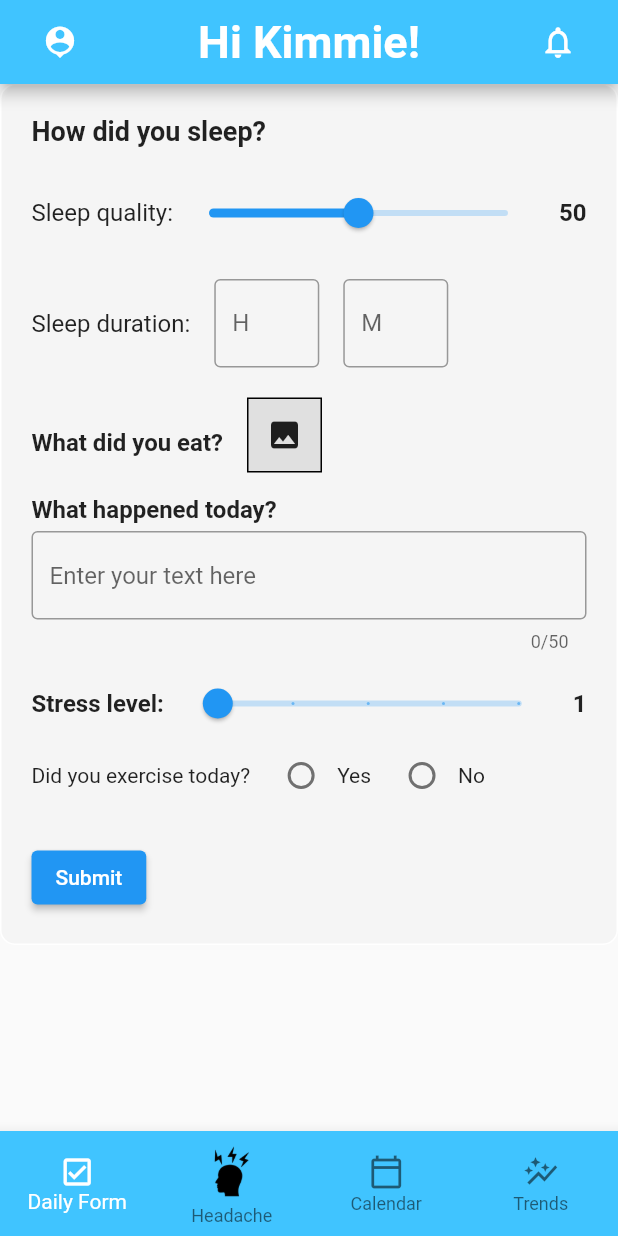
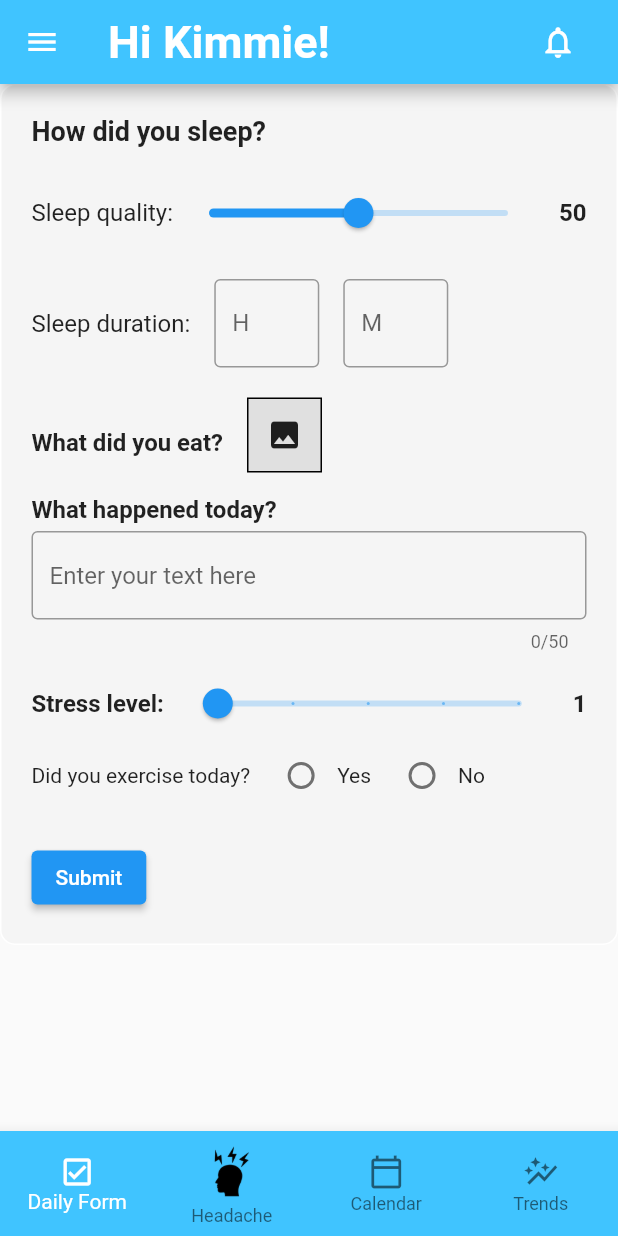
Before and after one commit to mobashshirachowdhury/The-Headache-Tracker, a Flutter app: the screen it shows after launch, on a phone screen of 412 x 824 dp. Run offline on Flutter 3.47's test engine with Material 2 defaults, Android fonts, the phone set to English and light mode, and no system bars; our stand-ins replace flutter_heatmap_calendar, fluttertoast, image_picker, shared_preferences, sqflite and 2 more; missing offline and left inert: dart:ffi, dart:js; accounts and stored records are empty; Roboto replaces fonts that are missing (handrawn).

```diff
--- a/lib/components/drawer_header.dart
+++ b/lib/components/drawer_header.dart
@@ -9,7 +9,7 @@ class _MyHeaderDrawerState extends State<MyHeaderDrawer> {
   @override
   Widget build(BuildContext context) {
     return Container(
-      color: Colors.green[700],
+      color: Colors.blue[700],
       width: double.infinity,
       height: 200,
       padding: EdgeInsets.only(top: 20.0),
--- a/lib/pages/Home_page.dart
+++ b/lib/pages/Home_page.dart
@@ -1,8 +1,12 @@
+import 'dart:js';
+
+import 'package:flutter/foundation.dart';
 import 'package:flutter/material.dart';
 import 'package:fluttertest/pages/daily_form.dart';
 import 'package:fluttertest/pages/calendar.dart';
 import 'package:fluttertest/pages/main_page.dart';
 
+import '../components/drawer_header.dart';
 import 'notifications.dart';
 import 'privacy_policy.dart';
 import 'settings.dart';
@@ -18,6 +22,8 @@ class MyHomePage extends StatefulWidget {
 }
 
 class _MyHomePageState extends State<MyHomePage> {
+  var currentPage = DrawerSections.Home_page;
+
   int _selectedIndex = 0;
   DateTime now = DateTime.now();
 
@@ -42,23 +48,53 @@ class _MyHomePageState extends State<MyHomePage> {
 
   @override
   Widget build(BuildContext context) {
-    return Scaffold(
-      appBar: AppBar(
+      var container;
+      if (currentPage == DrawerSections.Home_page) {
+        container = MyHomePage();
+      } else if (currentPage == DrawerSections.daily_form) {
+        container = DailyForm();
+      } else if (currentPage == DrawerSections.Trends) {
+        container = Trends();
+      } else if (currentPage == DrawerSections.userprofile_info) {
+        container = userprofile_info();
+      } else if (currentPage == DrawerSections.settings) {
+        container = SettingsPage();
+      } else if (currentPage == DrawerSections.notifications) {
+        container = NotificationsPage();
+      } else if (currentPage == DrawerSections.privacy_policy) {
+        container = PrivacyPolicyPage();
+      }
+
+      return Scaffold(
+        drawer: Drawer(
+          child: SingleChildScrollView(
+            child: Container(
+              child: Column(
+                children: [
+                  MyHeaderDrawer(),
+                  MyDrawerList(),
+                ],
+              ),
+            ),
+          ),
+        ),
+
+        appBar: AppBar(
           title: Row(
             mainAxisAlignment: MainAxisAlignment.spaceBetween,
             children: <Widget>[
-              Container(
-                child: IconButton(
-                  onPressed: () {
-                    // Impletement goto page here!
-                  },
-                  icon: Icon(
-                    Icons.person_pin,
-                    size: 25.0,
-                  ),
-                  color: colors1[currentIndex],
-                ),
-              ),
+      //        Container(
+      //          child: IconButton(
+      //            onPressed: () {
+      //              // Impletement goto page here!
+      //            },
+      //            icon: Icon(
+      //              Icons.person_pin,
+      //              size: 25.0,
+      //            ),
+      //            color: colors1[currentIndex],
+      //          ),
+      //        ),
 
               Container(
                 child: Text("Hi Kimmie!",
@@ -91,11 +127,15 @@ class _MyHomePageState extends State<MyHomePage> {
           // centerTitle: true,
           backgroundColor: colors2[currentIndex]
       ),
+
+
       body: currentIndex == 0
           ? SingleChildScrollView(child: pages[currentIndex])
           : currentIndex == 2
           ? HeadTrackerPage.async(key: ValueKey(now),userID:userID)
           : pages[currentIndex],
+
+
 
 
       bottomNavigationBar: BottomNavigationBar(
@@ -134,3 +174,97 @@ class _MyHomePageState extends State<MyHomePage> {
     );
   }
 }
+Widget MyDrawerList() {
+  var currentPage;
+  return Container(
+    padding: EdgeInsets.only(
+      top: 15,
+    ),
+    child: Column(
+      // shows the list of menu drawer
+      children: [
+        menuItem(1, "Home", Icons.home,
+            currentPage == DrawerSections.Home_page ? true : false),
+        menuItem(2, "Daily Form", Icons.file_copy_outlined,
+            currentPage == DrawerSections.daily_form ? true : false),
+        menuItem(3, "Trends", Icons.event,
+            currentPage == DrawerSections.Trends ? true : false),
+        menuItem(4, "Profile", Icons.person,
+            currentPage == DrawerSections.userprofile_info ? true : false),
+        Divider(),
+        menuItem(5, "Settings", Icons.settings_outlined,
+            currentPage == DrawerSections.settings ? true : false),
+        menuItem(6, "Notifications", Icons.notifications_outlined,
+            currentPage == DrawerSections.notifications ? true : false),
+        Divider(),
+        menuItem(7, "Privacy Policy", Icons.privacy_tip_outlined,
+            currentPage == DrawerSections.privacy_policy ? true : false),
+      ],
+    ),
+  );
+}
+Widget menuItem(int id, String title, IconData icon, bool selected) {
+  return Material(
+    color: selected ? Colors.grey[300] : Colors.transparent,
+    child: InkWell(
+      onTap: () {
+        //Navigator.canPop(context);
+
+        setState(() {
+          if (id == 1) {
+            var currentPage = DrawerSections.Home_page;
+          } else if (id == 2) {
+            var currentPage = DrawerSections.daily_form;
+          } else if (id == 3) {
+            var currentPage = DrawerSections.Trends;
+          } else if (id == 4) {
+            var currentPage = DrawerSections.userprofile_info;
+          } else if (id == 5) {
+            var currentPage = DrawerSections.settings;
+          } else if (id == 6) {
+            var currentPage = DrawerSections.notifications;
+          } else if (id == 7) {
+            var currentPage = DrawerSections.privacy_policy;
+          }
+        });
+      },
+      child: Padding(
+        padding: EdgeInsets.all(15.0),
+        child: Row(
+          children: [
+            Expanded(
+              child: Icon(
+                icon,
+                size: 20,
+                color: Colors.black,
+              ),
+            ),
+            Expanded(
+              flex: 3,
+              child: Text(
+                title,
+                style: TextStyle(
+                  color: Colors.black,
+                  fontSize: 16,
+                ),
+              ),
+            ),
+          ],
+        ),
+      ),
+    ),
+  );
+}
+
+void setState(Null Function() param0) {
+}
+
+enum DrawerSections {
+  Home_page,
+  daily_form,
+  Trends,
+  userprofile_info,
+  settings,
+  notifications,
+  privacy_policy,
+}
```
